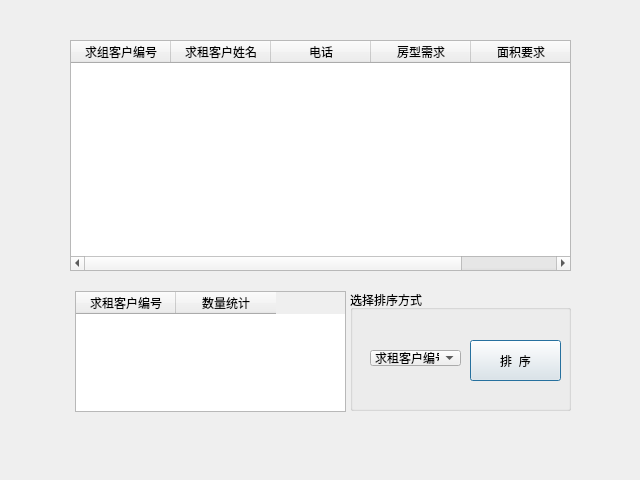
angeiv/house, file sentwindow.ui: the form before one commit.
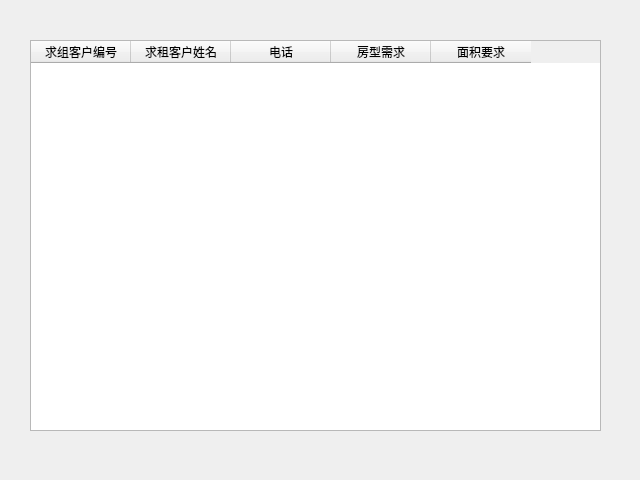
The form after the commit.

What changed in the file:
```diff
--- a/sentwindow.ui
+++ b/sentwindow.ui
@@ -16,10 +16,10 @@
   <widget class="QTableWidget" name="tableWidget">
    <property name="geometry">
     <rect>
-     <x>70</x>
+     <x>30</x>
      <y>40</y>
-     <width>501</width>
-     <height>231</height>
+     <width>571</width>
+     <height>391</height>
     </rect>
    </property>
    <column>
@@ -48,67 +48,6 @@
     </property>
    </column>
   </widget>
-  <widget class="QTableWidget" name="tableWidget_2">
-   <property name="geometry">
-    <rect>
-     <x>75</x>
-     <y>291</y>
-     <width>271</width>
-     <height>121</height>
-    </rect>
-   </property>
-   <column>
-    <property name="text">
-     <string>求租客户编号</string>
-    </property>
-   </column>
-   <column>
-    <property name="text">
-     <string>数量统计</string>
-    </property>
-   </column>
-  </widget>
-  <widget class="QGroupBox" name="verticalGroupBox">
-   <property name="geometry">
-    <rect>
-     <x>350</x>
-     <y>290</y>
-     <width>221</width>
-     <height>121</height>
-    </rect>
-   </property>
-   <property name="title">
-    <string>选择排序方式</string>
-   </property>
-   <widget class="QComboBox" name="comboBox">
-    <property name="geometry">
-     <rect>
-      <x>20</x>
-      <y>60</y>
-      <width>91</width>
-      <height>16</height>
-     </rect>
-    </property>
-    <item>
-     <property name="text">
-      <string>求租客户编号</string>
-     </property>
-    </item>
-   </widget>
-   <widget class="QPushButton" name="pushButton">
-    <property name="geometry">
-     <rect>
-      <x>120</x>
-      <y>50</y>
-      <width>91</width>
-      <height>41</height>
-     </rect>
-    </property>
-    <property name="text">
-     <string>排  序</string>
-    </property>
-   </widget>
-  </widget>
  </widget>
  <resources/>
  <connections/>
```
